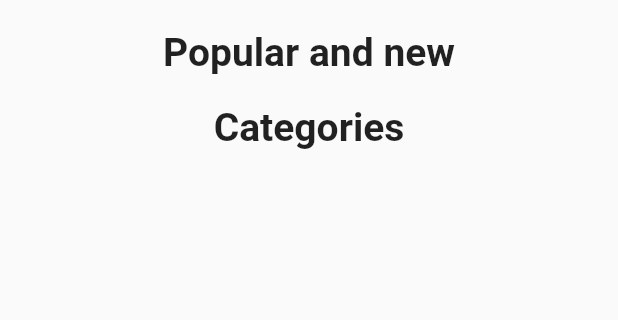
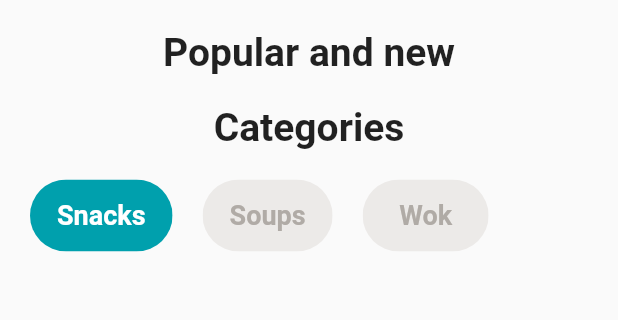
Before and after one commit to rich5k/fastfud_app, a Flutter app: the MenuPage screen opened directly, on a phone screen of 412 x 824 dp, the part 179-499 px from its top. Run offline on Flutter 3.47's test engine with Material 2 defaults, Android fonts, the phone set to English and light mode, and no system bars.

Commit message:
added buttons to menu page

```diff
--- a/lib/menu.dart
+++ b/lib/menu.dart
@@ -62,6 +62,83 @@ class MenuPage extends StatelessWidget{
                     )
                 ),
               ),
+              SizedBox(height: 20.0,),
+              Row(
+                children: [
+                  SizedBox(width: 10.0,),
+                  ClipRRect(
+                    borderRadius: BorderRadius.circular(40.0),
+                    child: Container(
+                      color: Color.fromRGBO(0, 160, 173, 1.0),
+                      child: Padding(
+                        padding: EdgeInsets.symmetric(horizontal: 10.0),
+                        child: TextButton(
+                          onPressed: (){
+                            Navigator.push(context, MaterialPageRoute(builder: (context){
+                              return MenuPage();
+                            }));
+                          },
+                          child: Text(
+                            'Snacks',
+                            style: const TextStyle(
+                                color: Colors.white,
+                                fontWeight: FontWeight.bold,
+                                fontSize: 18),
+                          ),
+                        ),
+                      ),
+                    ),
+                  ),
+                  SizedBox(width: 20.0,),
+                  ClipRRect(
+                    borderRadius: BorderRadius.circular(40.0),
+                    child: Container(
+                      color: Color.fromRGBO(236, 234, 232, 1.0),
+                      child: Padding(
+                        padding: EdgeInsets.symmetric(horizontal: 10.0),
+                        child: TextButton(
+                          onPressed: (){
+                            Navigator.push(context, MaterialPageRoute(builder: (context){
+                              return MenuPage();
+                            }));
+                          },
+                          child: Text(
+                            'Soups',
+                            style: const TextStyle(
+                                color: Color.fromRGBO(176, 171, 166, 1.0),
+                                fontWeight: FontWeight.bold,
+                                fontSize: 18),
+                          ),
+                        ),
+                      ),
+                    ),
+                  ),
+                  SizedBox(width: 20.0,),
+                  ClipRRect(
+                    borderRadius: BorderRadius.circular(40.0),
+                    child: Container(
+                      color: Color.fromRGBO(236, 234, 232, 1.0),
+                      child: Padding(
+                        padding: EdgeInsets.symmetric(horizontal: 10.0),
+                        child: TextButton(
+                          onPressed: (){
+                            Navigator.push(context, MaterialPageRoute(builder: (context){
+                              return MenuPage();
+                            }));
+                          },
+                          child: Text(
+                            'Wok',
+                            style: const TextStyle(
+                                color: Color.fromRGBO(176, 171, 166, 1.0),
+                                fontWeight: FontWeight.bold,
+                                fontSize: 18),
+                          ),
+                        ),
+                      ),
+                    ),
+                  ),
+                ],
+              ),
             ],
           )
         ),
```
